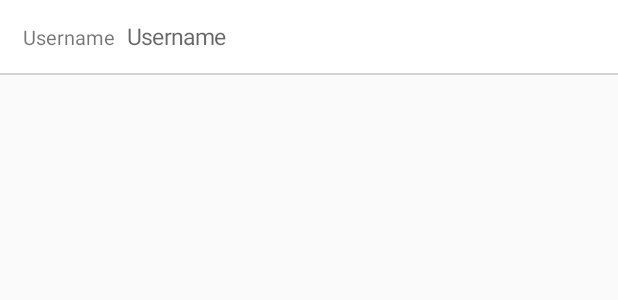
After one commit to DerekFangming/WPI_CSA_Android, an Android app: the layout cell_register_input.xml on its own in the app's theme, with its tools: preview values and no code run, on a phone screen of 412 x 824 dp. The commit adds this screen. Shown: the top 300 px of the screen. Run offline under Robolectric (Android 15) with nearby library versions, the phone set to English and light mode, and no system bars.

Commit message:
Finishing up setting page. Added register activity

```diff
--- a/app/src/main/AndroidManifest.xml
+++ b/app/src/main/AndroidManifest.xml
@@ -19,6 +19,10 @@
                 <category android:name="android.intent.category.LAUNCHER" />
             </intent-filter>
         </activity>
+        <activity
+            android:name=".activities.RegisterActivity"
+            android:label="@string/register_activity">
+        </activity>
     </application>
 
 </manifest>
--- a/app/src/main/java/com/fmning/wpi_csa/activities/MainTabActivity.java
+++ b/app/src/main/java/com/fmning/wpi_csa/activities/MainTabActivity.java
@@ -26,7 +26,7 @@ public class MainTabActivity extends AppCompatActivity {
         viewPager.setPagingEnabled(false);
         BottomBarAdapter pagerAdapter = new BottomBarAdapter(getSupportFragmentManager());
 
-        LifeFragment lifeFragment = new LifeFragment().newInstance("hahahah", "jajajaj");
+        LifeFragment lifeFragment = new LifeFragment();//.newInstance("hahahah", "jajajaj");
 
         pagerAdapter.addFragments(lifeFragment);
 
--- a/app/src/main/java/com/fmning/wpi_csa/adapters/SettingListAdapter.java
+++ b/app/src/main/java/com/fmning/wpi_csa/adapters/SettingListAdapter.java
@@ -98,7 +98,7 @@ public class SettingListAdapter extends RecyclerView.Adapter<ViewHolder> {
                 View view5 = LayoutInflater.from(parent.getContext()).inflate(R.layout.cell_setting_button, parent, false);
                 return new ViewHolder(view5);
             case 6:
-                View view6 = LayoutInflater.from(parent.getContext()).inflate(R.layout.cell_setting_separator, parent, false);
+                View view6 = LayoutInflater.from(parent.getContext()).inflate(R.layout.cell_list_separator, parent, false);
                 return new ViewHolder(view6);
 
         }
--- /dev/null
+++ b/app/src/main/res/layout/cell_register_input.xml
@@ -0,0 +1,36 @@
+<?xml version="1.0" encoding="utf-8"?>
+<RelativeLayout
+    xmlns:android="http://schemas.android.com/apk/res/android"
+    android:layout_width="match_parent"
+    android:layout_height="50dp"
+    android:background="@color/white">
+
+    <TextView
+        android:id="@+id/registerTitleField"
+        android:layout_width="65dp"
+        android:layout_height="wrap_content"
+        android:layout_centerVertical="true"
+        android:layout_marginStart="15dp"
+        android:textSize="13sp"
+        android:text="Username"/>
+
+    <EditText
+        android:layout_width="match_parent"
+        android:layout_height="wrap_content"
+        android:layout_centerVertical="true"
+        android:layout_toEndOf="@id/registerTitleField"
+        android:layout_marginEnd="15dp"
+        android:hint="@string/setting_username_hint"
+        android:backgroundTint="@color/clear"
+        android:textSize="13sp"
+        android:maxLines="1"
+        android:inputType="text"/>
+
+    <View
+        android:id="@+id/settingLinkBotLine"
+        android:layout_width="match_parent"
+        android:layout_height="1dp"
+        android:layout_alignParentBottom="true"
+        android:background="@color/gray"/>
+
+</RelativeLayout>
```
Also changed, not shown: app/src/main/java/com/fmning/wpi_csa/activities/RegisterActivity.java (added, +20 -0 lines), app/src/main/java/com/fmning/wpi_csa/fragments/LifeFragment.java (+11 -11 lines), app/src/main/java/com/fmning/wpi_csa/fragments/SettingFragment.java (+59 -6 lines), app/src/main/res/layout/activity_register.xml (added, +38 -0 lines), app/src/main/res/layout/cell_register_avatar.xml (added, +21 -0 lines), app/src/main/res/values/strings.xml (+7 -0 lines), app/src/main/res/layout/cell_list_separator.xml (renamed from app/src/main/res/layout/cell_setting_separator.xml).
